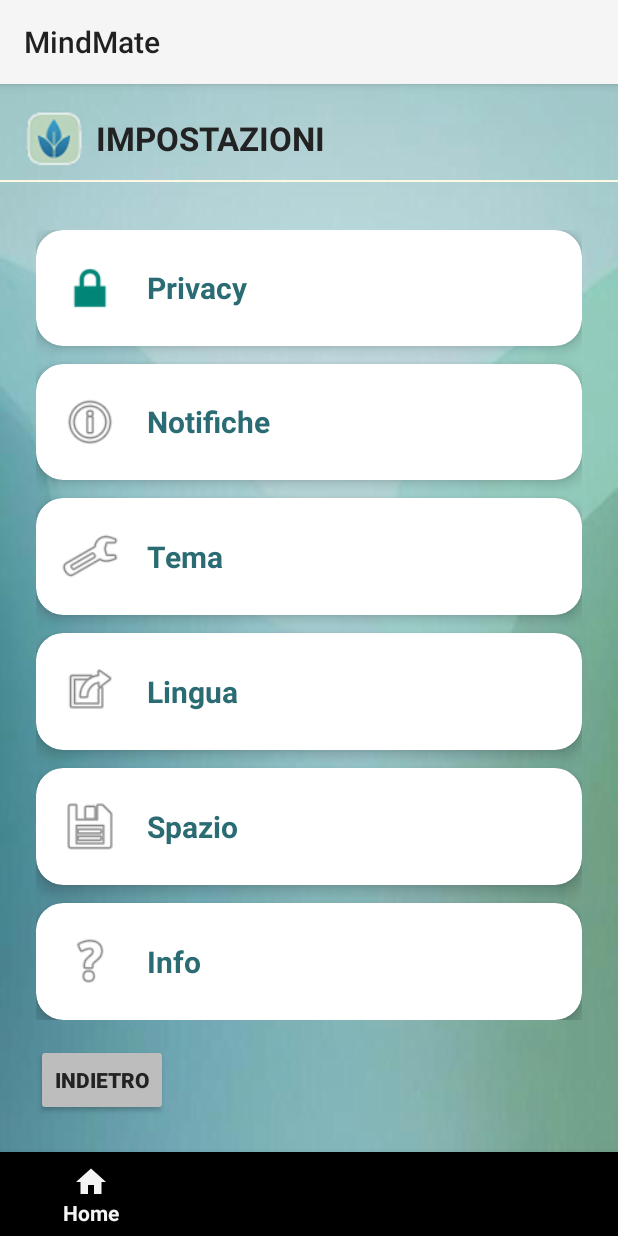
After one commit to Kevins2205/MindMate, an Android app: the fragment ImpostazioniFragment placed in its activity, on a phone screen of 412 x 824 dp. The commit adds this screen. Run offline under Robolectric (Android 15) with nearby library versions, the phone set to English and light mode, and no system bars.

Commit message:
add_Settings

```diff
--- /dev/null
+++ b/app/src/main/java/com/example/mindmate/ImpostazioniFragment.java
@@ -0,0 +1,21 @@
+package com.example.mindmate;
+
+import android.os.Bundle;
+import android.view.LayoutInflater;
+import android.view.View;
+import android.view.ViewGroup;
+import android.widget.Button;
+import androidx.annotation.NonNull;
+import androidx.annotation.Nullable;
+import androidx.fragment.app.Fragment;
+
+public class ImpostazioniFragment extends Fragment {
+    @Nullable
+    @Override
+    public View onCreateView(@NonNull LayoutInflater inflater, @Nullable ViewGroup container, @Nullable Bundle savedInstanceState) {
+        View view = inflater.inflate(R.layout.fragment_impostazioni, container, false);
+        Button btnIndietro = view.findViewById(R.id.btnIndietroSettings);
+        btnIndietro.setOnClickListener(v -> requireActivity().getSupportFragmentManager().popBackStack());
+        return view;
+    }
+}
--- /dev/null
+++ b/app/src/main/res/layout/fragment_impostazioni.xml
@@ -0,0 +1,239 @@
+<?xml version="1.0" encoding="utf-8"?>
+<androidx.constraintlayout.widget.ConstraintLayout xmlns:android="http://schemas.android.com/apk/res/android"
+    xmlns:app="http://schemas.android.com/apk/res-auto"
+    android:layout_width="match_parent"
+    android:layout_height="match_parent"
+    android:background="@drawable/image30">
+
+    <ImageView
+        android:id="@+id/logoMindMateSettings"
+        android:layout_width="40dp"
+        android:layout_height="40dp"
+        android:src="@drawable/logomindmate"
+        android:contentDescription="@string/app_name"
+        android:layout_marginStart="16dp"
+        android:layout_marginTop="16dp"
+        app:layout_constraintStart_toStartOf="parent"
+        app:layout_constraintTop_toTopOf="parent"/>
+
+    <TextView
+        android:id="@+id/tvTitleSettings"
+        android:layout_width="wrap_content"
+        android:layout_height="wrap_content"
+        android:layout_marginStart="8dp"
+        android:text="@string/settings_title"
+        android:textColor="#222"
+        android:textSize="22sp"
+        android:textStyle="bold"
+        app:layout_constraintStart_toEndOf="@id/logoMindMateSettings"
+        app:layout_constraintTop_toTopOf="@id/logoMindMateSettings"
+        app:layout_constraintBottom_toBottomOf="@id/logoMindMateSettings"/>
+
+    <View
+        android:id="@+id/headerLineSettings"
+        android:layout_width="0dp"
+        android:layout_height="1dp"
+        android:background="#FFF8E7"
+        android:layout_marginTop="8dp"
+        app:layout_constraintTop_toBottomOf="@id/logoMindMateSettings"
+        app:layout_constraintStart_toStartOf="parent"
+        app:layout_constraintEnd_toEndOf="parent"/>
+
+    <LinearLayout
+        android:id="@+id/settingsList"
+        android:layout_width="0dp"
+        android:layout_height="0dp"
+        android:orientation="vertical"
+        android:layout_marginStart="24dp"
+        android:layout_marginEnd="24dp"
+        android:layout_marginTop="32dp"
+        android:layout_marginBottom="16dp"
+        app:layout_constraintTop_toBottomOf="@id/headerLineSettings"
+        app:layout_constraintBottom_toTopOf="@id/btnIndietroSettings"
+        app:layout_constraintStart_toStartOf="parent"
+        app:layout_constraintEnd_toEndOf="parent">
+        <!-- Ogni sezione è ora una CardView come quella "Impostazioni" -->
+        <androidx.cardview.widget.CardView
+            android:layout_width="match_parent"
+            android:layout_height="0dp"
+            android:layout_weight="1"
+            android:layout_marginBottom="12dp"
+            app:cardCornerRadius="18dp"
+            app:cardElevation="6dp">
+            <LinearLayout
+                android:layout_width="match_parent"
+                android:layout_height="match_parent"
+                android:orientation="horizontal"
+                android:gravity="center_vertical"
+                android:padding="16dp">
+                <ImageView
+                    android:layout_width="40dp"
+                    android:layout_height="40dp"
+                    android:src="@android:drawable/ic_lock_lock"
+                    android:contentDescription="Privacy"/>
+                <TextView
+                    android:layout_width="wrap_content"
+                    android:layout_height="wrap_content"
+                    android:text="Privacy"
+                    android:textColor="#2B6B73"
+                    android:textSize="20sp"
+                    android:textStyle="bold"
+                    android:layout_marginStart="18dp"/>
+            </LinearLayout>
+        </androidx.cardview.widget.CardView>
+        <androidx.cardview.widget.CardView
+            android:layout_width="match_parent"
+            android:layout_height="0dp"
+            android:layout_weight="1"
+            android:layout_marginBottom="12dp"
+            app:cardCornerRadius="18dp"
+            app:cardElevation="6dp">
+            <LinearLayout
+                android:layout_width="match_parent"
+                android:layout_height="match_parent"
+                android:orientation="horizontal"
+                android:gravity="center_vertical"
+                android:padding="16dp">
+                <ImageView
+                    android:layout_width="40dp"
+                    android:layout_height="40dp"
+                    android:src="@android:drawable/ic_menu_info_details"
+                    android:contentDescription="Notifiche"/>
+                <TextView
+                    android:layout_width="wrap_content"
+                    android:layout_height="wrap_content"
+                    android:text="Notifiche"
+                    android:textColor="#2B6B73"
+                    android:textSize="20sp"
+                    android:textStyle="bold"
+                    android:layout_marginStart="18dp"/>
+            </LinearLayout>
+        </androidx.cardview.widget.CardView>
+        <androidx.cardview.widget.CardView
+            android:layout_width="match_parent"
+            android:layout_height="0dp"
+            android:layout_weight="1"
+            android:layout_marginBottom="12dp"
+            app:cardCornerRadius="18dp"
+            app:cardElevation="6dp">
+            <LinearLayout
+                android:layout_width="match_parent"
+                android:layout_height="match_parent"
+                android:orientation="horizontal"
+                android:gravity="center_vertical"
+                android:padding="16dp">
+                <ImageView
+                    android:layout_width="40dp"
+                    android:layout_height="40dp"
+                    android:src="@android:drawable/ic_menu_manage"
+                    android:contentDescription="Tema"/>
+                <TextView
+                    android:layout_width="wrap_content"
+                    android:layout_height="wrap_content"
+                    android:text="Tema"
+                    android:textColor="#2B6B73"
+                    android:textSize="20sp"
+                    android:textStyle="bold"
+                    android:layout_marginStart="18dp"/>
+            </LinearLayout>
+        </androidx.cardview.widget.CardView>
+        <androidx.cardview.widget.CardView
+            android:layout_width="match_parent"
+            android:layout_height="0dp"
+            android:layout_weight="1"
+            android:layout_marginBottom="12dp"
+            app:cardCornerRadius="18dp"
+            app:cardElevation="6dp">
+            <LinearLayout
+                android:layout_width="match_parent"
+                android:layout_height="match_parent"
+                android:orientation="horizontal"
+                android:gravity="center_vertical"
+                android:padding="16dp">
+                <ImageView
+                    android:layout_width="40dp"
+                    android:layout_height="40dp"
+                    android:src="@android:drawable/ic_menu_set_as"
+                    android:contentDescription="Lingua"/>
+                <TextView
+                    android:layout_width="wrap_content"
+                    android:layout_height="wrap_content"
+                    android:text="Lingua"
+                    android:textColor="#2B6B73"
+                    android:textSize="20sp"
+                    android:textStyle="bold"
+                    android:layout_marginStart="18dp"/>
+            </LinearLayout>
+        </androidx.cardview.widget.CardView>
+        <androidx.cardview.widget.CardView
+            android:layout_width="match_parent"
+            android:layout_height="0dp"
+            android:layout_weight="1"
+            android:layout_marginBottom="12dp"
+            app:cardCornerRadius="18dp"
+            app:cardElevation="6dp">
+            <LinearLayout
+                android:layout_width="match_parent"
+                android:layout_height="match_parent"
+                android:orientation="horizontal"
+                android:gravity="center_vertical"
+                android:padding="16dp">
+                <ImageView
+                    android:layout_width="40dp"
+                    android:layout_height="40dp"
+                    android:src="@android:drawable/ic_menu_save"
+                    android:contentDescription="Spazio"/>
+                <TextView
+                    android:layout_width="wrap_content"
+                    android:layout_height="wrap_content"
+                    android:text="Spazio"
+                    android:textColor="#2B6B73"
+                    android:textSize="20sp"
+                    android:textStyle="bold"
+                    android:layout_marginStart="18dp"/>
+            </LinearLayout>
+        </androidx.cardview.widget.CardView>
+        <androidx.cardview.widget.CardView
+            android:layout_width="match_parent"
+            android:layout_height="0dp"
+            android:layout_weight="1"
+            app:cardCornerRadius="18dp"
+            app:cardElevation="6dp">
+            <LinearLayout
+                android:layout_width="match_parent"
+                android:layout_height="match_parent"
+                android:orientation="horizontal"
+                android:gravity="center_vertical"
+                android:padding="16dp">
+                <ImageView
+                    android:layout_width="40dp"
+                    android:layout_height="40dp"
+                    android:src="@android:drawable/ic_menu_help"
+                    android:contentDescription="Info"/>
+                <TextView
+                    android:layout_width="wrap_content"
+                    android:layout_height="wrap_content"
+                    android:text="Info"
+                    android:textColor="#2B6B73"
+                    android:textSize="20sp"
+                    android:textStyle="bold"
+                    android:layout_marginStart="18dp"/>
+            </LinearLayout>
+        </androidx.cardview.widget.CardView>
+    </LinearLayout>
+
+    <Button
+        android:id="@+id/btnIndietroSettings"
+        android:layout_width="0dp"
+        android:layout_weight="1"
+        android:layout_height="48dp"
+        android:text="Indietro"
+        android:textStyle="bold"
+        android:backgroundTint="#BDBDBD"
+        android:textColor="#222"
+        android:layout_marginStart="24dp"
+        android:layout_marginBottom="24dp"
+        app:layout_constraintBottom_toBottomOf="parent"
+        app:layout_constraintStart_toStartOf="parent"/>
+
+</androidx.constraintlayout.widget.ConstraintLayout>
--- a/app/src/main/res/layout/fragment_profilo.xml
+++ b/app/src/main/res/layout/fragment_profilo.xml
@@ -183,6 +183,7 @@
                 android:layout_marginTop="6dp"/>
         </LinearLayout>
         <LinearLayout
+            android:id="@+id/btnImpostazioni"
             android:layout_width="0dp"
             android:layout_height="100dp"
             android:layout_columnWeight="1"
@@ -190,7 +191,10 @@
             android:orientation="vertical"
             android:gravity="center"
             android:layout_margin="12dp"
-            android:background="@drawable/bg_event_item_rounded">
+            android:background="@drawable/bg_event_item_rounded"
+            android:clickable="true"
+            android:focusable="true"
+            android:foreground="?attr/selectableItemBackground">
             <ImageView
                 android:layout_width="48dp"
                 android:layout_height="48dp"
```
Also changed, not shown: app/src/main/java/com/example/mindmate/ProfiloFragment.java (+9 -0 lines), app/src/main/res/layout/item_setting_info.xml (added, +17 -0 lines), app/src/main/res/layout/item_setting_lingua.xml (added, +17 -0 lines), app/src/main/res/layout/item_setting_notifiche.xml (added, +17 -0 lines), app/src/main/res/layout/item_setting_privacy.xml (added, +16 -0 lines), app/src/main/res/layout/item_setting_spazio.xml (added, +16 -0 lines), app/src/main/res/layout/item_setting_tema.xml (added, +17 -0 lines), app/src/main/res/values/strings.xml (+9 -0 lines).
